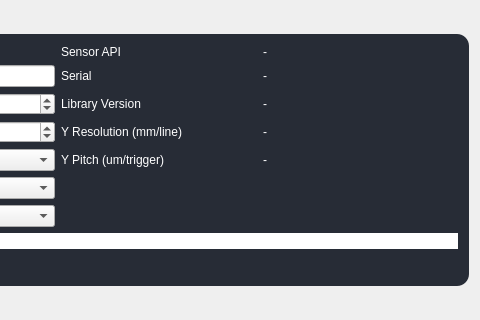
This is VisionApp/3DOpticsTab.ui in AtlasJ/Pogo as Qt 5 draws it before an edit; both pictures show x 364 to 844 and y 326 to 646 of the 844 by 826 pixel window. The edited form follows.
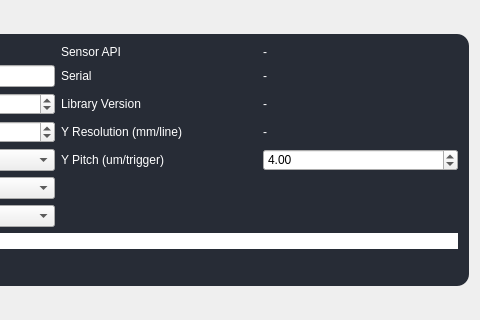
This is the edited form. Icons and pictures are not drawn.

Commit message: Profiler: Y pitch from the driver, not a duplicated constant; make it editable, clamp divider 0

Diff of the .ui file:
```diff
--- a/VisionApp/3DOpticsTab.ui
+++ b/VisionApp/3DOpticsTab.ui
@@ -666,12 +666,21 @@
        </widget>
       </item>
       <item row="5" column="3">
-       <widget class="QLabel" name="label_profYPitch">
-        <property name="styleSheet">
-         <string notr="true">color:white</string>
+       <widget class="QDoubleSpinBox" name="doubleSpinBox_profYPitch">
+        <property name="decimals">
+         <number>2</number>
         </property>
-        <property name="text">
-         <string>-</string>
+        <property name="minimum">
+         <double>0.100000000000000</double>
+        </property>
+        <property name="maximum">
+         <double>100.000000000000000</double>
+        </property>
+        <property name="singleStep">
+         <double>0.100000000000000</double>
+        </property>
+        <property name="value">
+         <double>4.000000000000000</double>
         </property>
        </widget>
       </item>
```
Left out of the diff: 1 changed line with no effect on the pictures. The commit also changes 6 other files.
